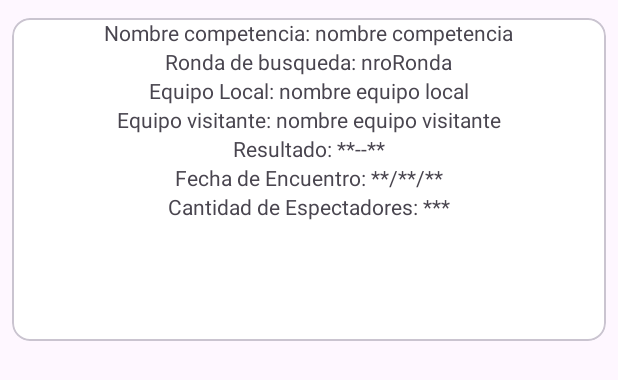
After one commit to DiegoHenriquezHurtado/IOT_LAB4_20182044, an Android app: the layout item_rv_resultados.xml on its own in the app's theme, with its tools: preview values and no code run, on a phone screen of 412 x 824 dp. The commit adds this screen. Shown: the top 380 px of the screen. Run offline under Robolectric (Android 15) with nearby library versions, the phone set to English and light mode, and no system bars.

Commit message:
Add: Recycler para Resultados y funcionamiento parcial de la busqueda

```diff
--- a/app/src/main/java/com/example/telefutbol/PosicionesFragment.java
+++ b/app/src/main/java/com/example/telefutbol/PosicionesFragment.java
@@ -49,7 +49,7 @@ public class PosicionesFragment extends Fragment {
 
         //Creacion de la interfaz para consumir la api
         sportsDbService = new Retrofit.Builder()
-                .baseUrl("https://www.thesportsdb.com/")
+                .baseUrl("https://www.thesportsdb.com")
                 .addConverterFactory(GsonConverterFactory.create())
                 .build()
                 .create(SportsDbService.class);
--- a/app/src/main/java/com/example/telefutbol/services/SportsDbService.java
+++ b/app/src/main/java/com/example/telefutbol/services/SportsDbService.java
@@ -3,6 +3,7 @@ package com.example.telefutbol.services;
 import com.example.telefutbol.Entity.Countries;
 import com.example.telefutbol.Entity.Leagues;
 import com.example.telefutbol.Entity.Posiciones;
+import com.example.telefutbol.Entity.Resultados;
 import com.example.telefutbol.Entity.Table;
 
 import retrofit2.Call;
@@ -22,4 +23,7 @@ public interface SportsDbService {
 
     @GET("/api/v1/json/3/lookuptable.php")
     Call<Posiciones> getPosiciones(@Query("l") String idLiga , @Query("s") String temporada);
+
+    @GET("/api/v1/json/3/eventsround.php")
+    Call<Resultados> getResultados(@Query("id") String idLiga, @Query("r") String ronda, @Query("s") String temporada);
 }
--- a/app/src/main/res/layout/fragment_resultados.xml
+++ b/app/src/main/res/layout/fragment_resultados.xml
@@ -48,6 +48,11 @@
                 android:layout_marginLeft="40dp"/>
         </LinearLayout>
 
+        <androidx.recyclerview.widget.RecyclerView
+            android:id="@+id/rvResultados"
+            android:layout_width="match_parent"
+            android:layout_height="match_parent" />
+
     </LinearLayout>
 
 </FrameLayout>
--- /dev/null
+++ b/app/src/main/res/layout/item_rv_resultados.xml
@@ -0,0 +1,133 @@
+<?xml version="1.0" encoding="utf-8"?>
+<com.google.android.material.card.MaterialCardView xmlns:android="http://schemas.android.com/apk/res/android"
+    xmlns:app="http://schemas.android.com/apk/res-auto"
+    android:layout_width="match_parent"
+    android:layout_height="wrap_content"
+    android:layout_marginHorizontal="8dp"
+    android:layout_marginVertical="12dp"
+    android:background="@drawable/border_bottom"
+    android:backgroundTint="@color/white">
+
+    <LinearLayout
+        android:layout_width="match_parent"
+        android:layout_height="wrap_content"
+        android:orientation="vertical">
+        <LinearLayout
+            android:layout_width="match_parent"
+            android:layout_height="wrap_content"
+            android:orientation="horizontal"
+            android:gravity="center">
+            <TextView
+                android:layout_width="wrap_content"
+                android:layout_height="wrap_content"
+                android:text="Nombre competencia: "/>
+            <TextView
+                android:id="@+id/nombreCompetencia"
+                android:layout_width="wrap_content"
+                android:layout_height="wrap_content"
+                android:text="nombre competencia"/>
+        </LinearLayout>
+        <LinearLayout
+            android:layout_width="match_parent"
+            android:layout_height="wrap_content"
+            android:orientation="horizontal"
+            android:gravity="center">
+            <TextView
+                android:layout_width="wrap_content"
+                android:layout_height="wrap_content"
+                android:text="Ronda de busqueda: "/>
+            <TextView
+                android:id="@+id/nroRonda"
+                android:layout_width="wrap_content"
+                android:layout_height="wrap_content"
+                android:text="nroRonda"/>
+        </LinearLayout>
+        <LinearLayout
+            android:layout_width="match_parent"
+            android:layout_height="wrap_content"
+            android:orientation="horizontal"
+            android:gravity="center">
+            <TextView
+                android:layout_width="wrap_content"
+                android:layout_height="wrap_content"
+                android:text="Equipo Local: "/>
+            <TextView
+                android:id="@+id/nombreEquipoLocal"
+                android:layout_width="wrap_content"
+                android:layout_height="wrap_content"
+                android:text="nombre equipo local"/>
+        </LinearLayout>
+        <LinearLayout
+            android:layout_width="match_parent"
+            android:layout_height="wrap_content"
+            android:orientation="horizontal"
+            android:gravity="center">
+            <TextView
+                android:layout_width="wrap_content"
+                android:layout_height="wrap_content"
+                android:text="Equipo visitante: "/>
+            <TextView
+                android:id="@+id/nombreEquipoVisitante"
+                android:layout_width="wrap_content"
+                android:layout_height="wrap_content"
+                android:text="nombre equipo visitante"/>
+        </LinearLayout>
+
+        <LinearLayout
+            android:layout_width="match_parent"
+            android:layout_height="wrap_content"
+            android:orientation="horizontal"
+            android:gravity="center">
+            <TextView
+                android:layout_width="wrap_content"
+                android:layout_height="wrap_content"
+                android:text="Resultado: "/>
+            <TextView
+                android:id="@+id/resultado"
+                android:layout_width="wrap_content"
+                android:layout_height="wrap_content"
+                android:text="**--**"/>
+        </LinearLayout>
+        <LinearLayout
+            android:layout_width="match_parent"
+            android:layout_height="wrap_content"
+            android:orientation="horizontal"
+            android:gravity="center">
+            <TextView
+                android:layout_width="wrap_content"
+                android:layout_height="wrap_content"
+                android:text="Fecha de Encuentro: "/>
+            <TextView
+                android:id="@+id/fechaEncuentro"
+                android:layout_width="wrap_content"
+                android:layout_height="wrap_content"
+                android:text="**/**/**"/>
+        </LinearLayout>
+
+        <LinearLayout
+            android:layout_width="match_parent"
+            android:layout_height="wrap_content"
+            android:orientation="horizontal"
+            android:gravity="center">
+            <TextView
+                android:layout_width="wrap_content"
+                android:layout_height="wrap_content"
+                android:text="Cantidad de Espectadores: "/>
+            <TextView
+                android:id="@+id/nroEspectadores"
+                android:layout_width="wrap_content"
+                android:layout_height="wrap_content"
+                android:text="***"/>
+        </LinearLayout>
+
+        <ImageView
+            android:id="@+id/imgBadge"
+            android:layout_width="80dp"
+            android:layout_height="80dp"
+            android:layout_gravity="center"/>
+
+    </LinearLayout>
+
+
+
+</com.google.android.material.card.MaterialCardView>
```
Also changed, not shown: app/src/main/java/com/example/telefutbol/Entity/Events.java (added, +87 -0 lines), app/src/main/java/com/example/telefutbol/Entity/Resultados.java (added, +13 -0 lines), app/src/main/java/com/example/telefutbol/ResultadosFragment.java (+50 -0 lines), app/src/main/java/com/example/telefutbol/adapter/ResultadosAdapter.java (added, +98 -0 lines).
